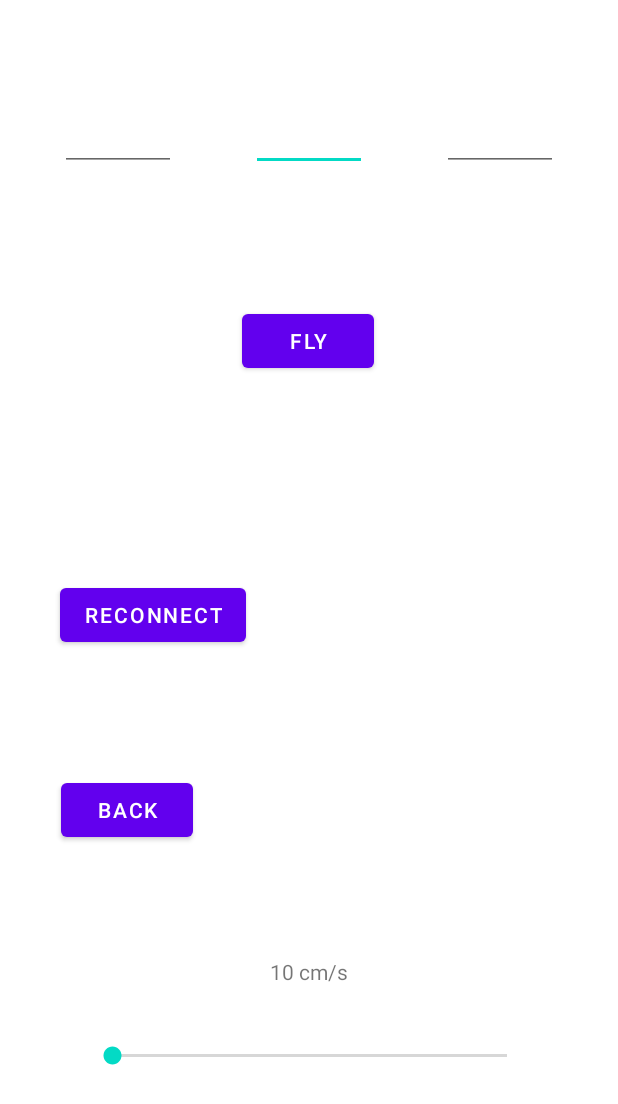
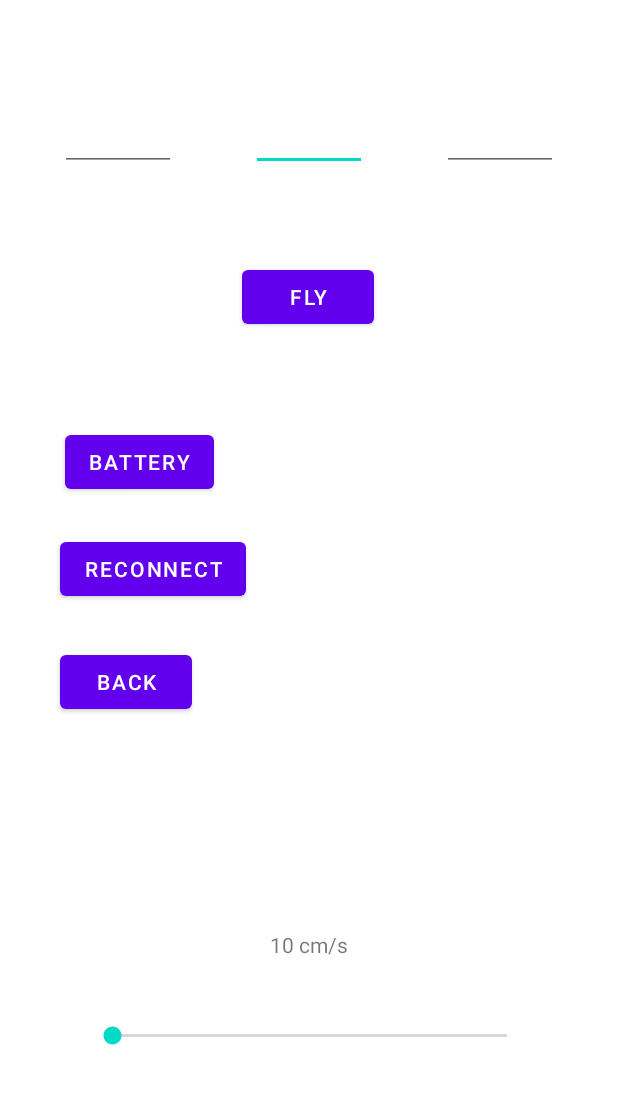
Before and after one commit to LKInfo23/DroneProjectApp, an Android app: the DebugActivity screen opened directly, with no data from a screen before it, on a phone screen of 412 x 824 dp. Shown: the top 1104 px of the screen. Run offline under Robolectric (Android 15) with nearby library versions, the phone set to English and light mode, and no system bars.

Commit message:
added battery-check to debug interface

```diff
--- a/app/src/main/java/de/grb/droneproject/DebugActivity.java
+++ b/app/src/main/java/de/grb/droneproject/DebugActivity.java
@@ -13,6 +13,7 @@ import de.grb.droneproject.util.Logger;
 
 public class DebugActivity extends AppCompatActivity {
 
+    private Button batteryButton;
     private Button reconnectButton;
     private Button flyButton;
     private Button backButton;
@@ -38,6 +39,11 @@ public class DebugActivity extends AppCompatActivity {
 
     private void initVariables() {
 
+        this.batteryButton = findViewById(R.id.batteryButton);
+        batteryButton.setOnClickListener(v -> {
+            droneCommunicator.sendAndReceive("battery?");
+            this.droneLog.setText(logger.getLog());
+        });
         this.reconnectButton = findViewById(R.id.reconnectButton);
         reconnectButton.setOnClickListener(v -> {
             droneCommunicator.connectToDrone();
--- a/app/src/main/res/layout/activity_debug.xml
+++ b/app/src/main/res/layout/activity_debug.xml
@@ -4,12 +4,17 @@
                                                    android:layout_height="match_parent">
 
     <Button
-            android:text="fly"
-            android:layout_width="wrap_content"
-            android:layout_height="wrap_content" android:id="@+id/flyButton"
-            app:layout_constraintStart_toStartOf="parent" app:layout_constraintEnd_toEndOf="parent"
-            app:layout_constraintTop_toTopOf="parent" app:layout_constraintBottom_toBottomOf="parent"
-            app:layout_constraintHorizontal_bias="0.498" app:layout_constraintVertical_bias="0.262"/>
+        android:id="@+id/flyButton"
+        android:layout_width="wrap_content"
+        android:layout_height="wrap_content"
+        android:text="fly"
+        app:layout_constraintBottom_toBottomOf="parent"
+        app:layout_constraintEnd_toEndOf="parent"
+        app:layout_constraintHorizontal_bias="0.498"
+        app:layout_constraintStart_toStartOf="parent"
+        app:layout_constraintTop_toTopOf="parent"
+        app:layout_constraintVertical_bias="0.224" />
+
     <EditText
             android:layout_width="77dp"
             android:layout_height="46dp"
@@ -38,20 +43,43 @@
             app:layout_constraintStart_toStartOf="parent" app:layout_constraintBottom_toBottomOf="parent"
             app:layout_constraintTop_toTopOf="parent" android:layout_marginStart="40dp"
             app:layout_constraintVertical_bias="0.087"/>
+
     <Button
-            android:text="reconnect"
-            android:layout_width="wrap_content"
-            android:layout_height="wrap_content" android:id="@+id/reconnectButton"
-            app:layout_constraintStart_toStartOf="parent" app:layout_constraintEnd_toEndOf="parent"
-            app:layout_constraintTop_toTopOf="parent" android:layout_marginTop="304dp"
-            app:layout_constraintHorizontal_bias="0.139" app:layout_constraintBottom_toTopOf="@+id/backButton"/>
+        android:id="@+id/batteryButton"
+        android:layout_width="wrap_content"
+        android:layout_height="wrap_content"
+        android:text="battery"
+        app:layout_constraintBottom_toBottomOf="parent"
+        app:layout_constraintEnd_toEndOf="parent"
+        app:layout_constraintHorizontal_bias="0.139"
+        app:layout_constraintStart_toStartOf="parent"
+        app:layout_constraintTop_toTopOf="parent"
+        app:layout_constraintVertical_bias="0.366" />
+
     <Button
-            android:text="back"
-            android:layout_width="wrap_content"
-            android:layout_height="wrap_content" android:id="@+id/backButton"
-            app:layout_constraintBottom_toBottomOf="parent" app:layout_constraintStart_toStartOf="parent"
-            app:layout_constraintEnd_toEndOf="parent" app:layout_constraintHorizontal_bias="0.126"
-            android:layout_marginBottom="260dp"/>
+        android:id="@+id/reconnectButton"
+        android:layout_width="wrap_content"
+        android:layout_height="wrap_content"
+        android:text="reconnect"
+        app:layout_constraintBottom_toBottomOf="parent"
+        app:layout_constraintEnd_toEndOf="parent"
+        app:layout_constraintHorizontal_bias="0.139"
+        app:layout_constraintStart_toStartOf="parent"
+        app:layout_constraintTop_toBottomOf="@+id/batteryButton"
+        app:layout_constraintVertical_bias="0.053" />
+
+    <Button
+        android:id="@+id/backButton"
+        android:layout_width="wrap_content"
+        android:layout_height="wrap_content"
+        android:text="back"
+        app:layout_constraintBottom_toBottomOf="parent"
+        app:layout_constraintEnd_toEndOf="parent"
+        app:layout_constraintHorizontal_bias="0.123"
+        app:layout_constraintStart_toStartOf="parent"
+        app:layout_constraintTop_toBottomOf="@+id/batteryButton"
+        app:layout_constraintVertical_bias="0.222" />
+
     <TextView
             android:layout_width="203dp"
             android:layout_height="300dp" android:id="@+id/droneLog"
```
